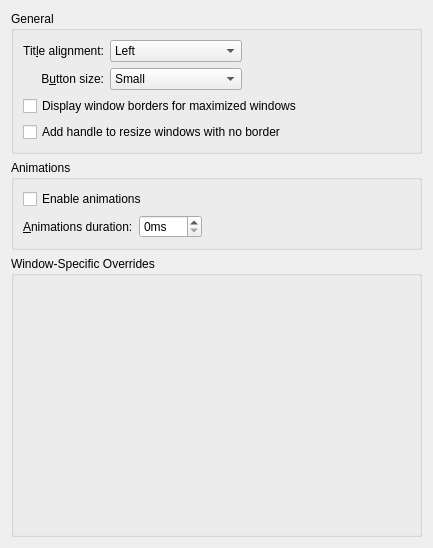
Luwx/Lightly, file windec/kdecoration2/config/ui/breezeconfigurationui.ui: the form before one commit.
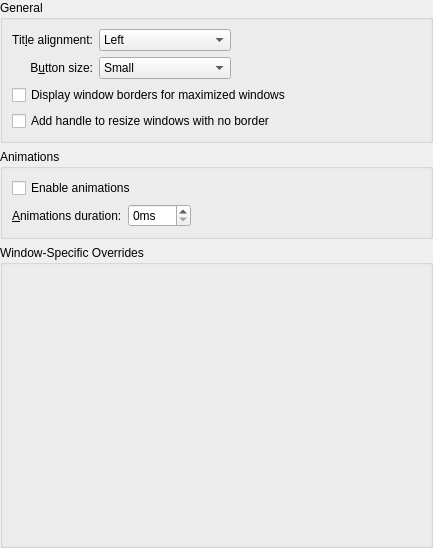
The form after the commit. Custom widgets are drawn as their Qt base class.

The edit to the form file:
```diff
--- a/windec/kdecoration2/config/ui/breezeconfigurationui.ui
+++ b/windec/kdecoration2/config/ui/breezeconfigurationui.ui
@@ -14,6 +14,18 @@
    <string>Form</string>
   </property>
   <layout class="QVBoxLayout" name="verticalLayout">
+   <property name="leftMargin">
+    <number>0</number>
+   </property>
+   <property name="topMargin">
+    <number>0</number>
+   </property>
+   <property name="rightMargin">
+    <number>0</number>
+   </property>
+   <property name="bottomMargin">
+    <number>0</number>
+   </property>
    <item>
     <widget class="QGroupBox" name="groupBox">
      <property name="title">
```
